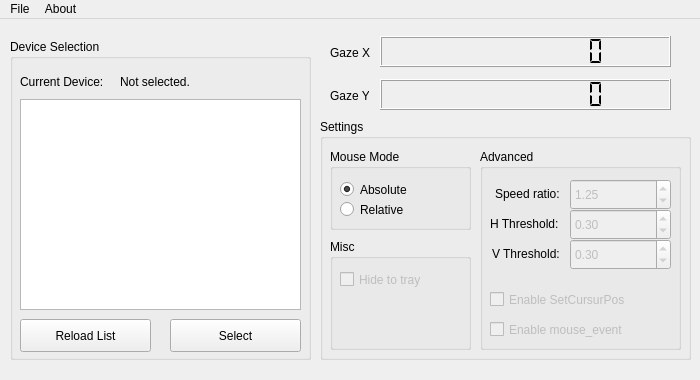
This is src/mainwindow.ui in moodyhunter/TobiiMouse as Qt 5 draws it before an edit. The edited form follows.
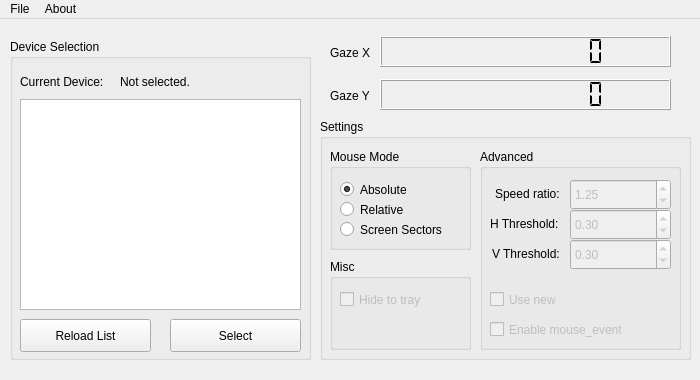
This is the edited form.

Commit message: [Added] Added Linux Screen Sector and relative positioning

Diff of the .ui file:
```diff
--- a/src/mainwindow.ui
+++ b/src/mainwindow.ui
@@ -62,7 +62,7 @@
        <x>10</x>
        <y>30</y>
        <width>141</width>
-       <height>81</height>
+       <height>101</height>
       </rect>
      </property>
      <property name="title">
@@ -103,6 +103,19 @@
        <bool>true</bool>
       </property>
      </widget>
+     <widget class="QRadioButton" name="radioButton">
+      <property name="geometry">
+       <rect>
+        <x>10</x>
+        <y>70</y>
+        <width>121</width>
+        <height>21</height>
+       </rect>
+      </property>
+      <property name="text">
+       <string>Screen Sectors</string>
+      </property>
+     </widget>
     </widget>
     <widget class="QGroupBox" name="groupBox_3">
      <property name="enabled">
@@ -246,7 +259,7 @@
        </rect>
       </property>
       <property name="text">
-       <string>Enable SetCursurPos</string>
+       <string>Use new </string>
       </property>
      </widget>
      <widget class="QCheckBox" name="checkBox_3">
@@ -273,9 +286,9 @@
      <property name="geometry">
       <rect>
        <x>10</x>
-       <y>120</y>
+       <y>140</y>
        <width>141</width>
-       <height>111</height>
+       <height>91</height>
       </rect>
      </property>
      <property name="title">
```
The commit also changes 5 other files.
